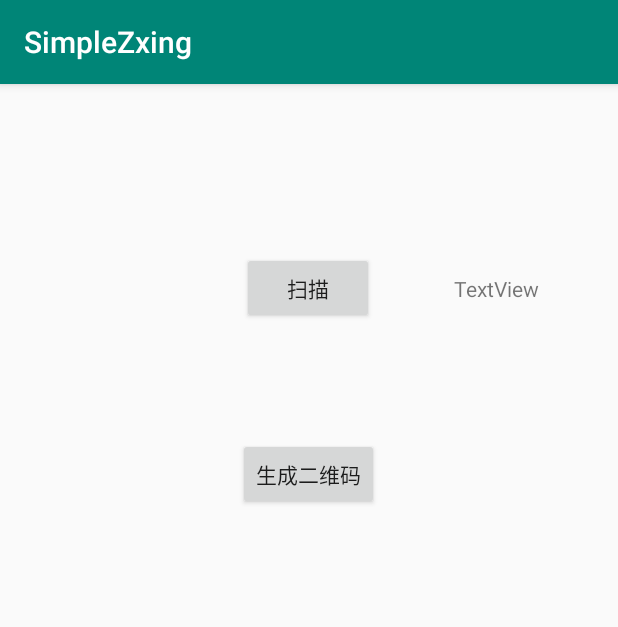
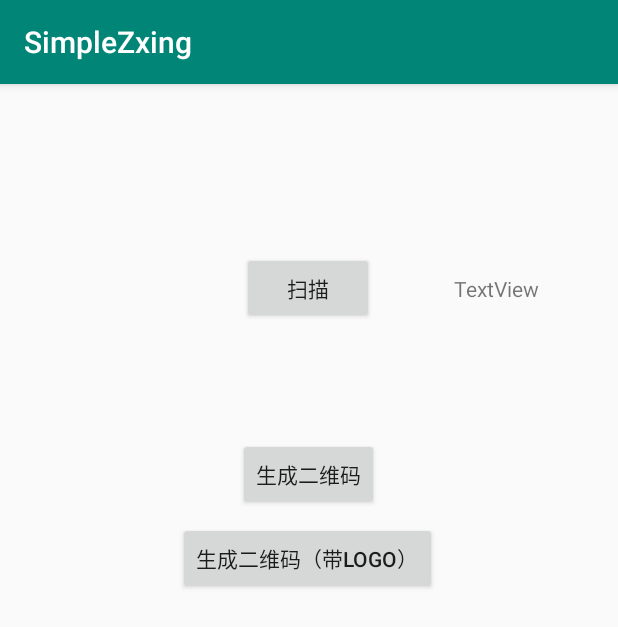
Before and after one commit to xiaojigugu/SimpleZxing, an Android app: the screen it shows after launch (MainActivity), on a phone screen of 412 x 824 dp. Shown: the top 627 px of the screen. Run offline under Robolectric (Android 15) with nearby library versions, the phone set to English and light mode, and no system bars; libraries missing offline, so code that uses them is left out: com.qw.soul.

Commit message:
增加生成带LOGO的二维码方法

```diff
--- a/app/src/main/java/com/junt/zxingdemo/MainActivity.java
+++ b/app/src/main/java/com/junt/zxingdemo/MainActivity.java
@@ -2,6 +2,8 @@ package com.junt.zxingdemo;
 
 import android.Manifest;
 import android.content.Intent;
+import android.graphics.Bitmap;
+import android.graphics.BitmapFactory;
 import android.support.annotation.Nullable;
 import android.support.v7.app.AppCompatActivity;
 import android.os.Bundle;
@@ -61,6 +63,14 @@ public class MainActivity extends AppCompatActivity {
             }
         });
 
+        findViewById(R.id.btnEncodeWithLogo).setOnClickListener(new View.OnClickListener() {
+            @Override
+            public void onClick(View v) {
+                Bitmap bitmapLogo= BitmapFactory.decodeResource(getResources(),R.mipmap.ic_launcher_round);
+                imageView.setImageBitmap(ZxingUtils.qrCodeWriterWithLogo(300,10,"这是二维码文字信息",bitmapLogo));
+            }
+        });
+
         //长按识别图中二维码
         imageView.setOnLongClickListener(new View.OnLongClickListener() {
             @Override
--- a/app/src/main/res/layout/activity_main.xml
+++ b/app/src/main/res/layout/activity_main.xml
@@ -29,20 +29,29 @@
         app:layout_constraintRight_toRightOf="parent"
         app:layout_constraintTop_toBottomOf="@+id/btnScan" />
 
+    <Button
+        android:id="@+id/btnEncodeWithLogo"
+        android:layout_width="wrap_content"
+        android:layout_height="wrap_content"
+        android:layout_marginTop="8dp"
+        android:text="生成二维码（带Logo）"
+        app:layout_constraintHorizontal_bias="0.497"
+        app:layout_constraintLeft_toLeftOf="parent"
+        app:layout_constraintRight_toRightOf="parent"
+        app:layout_constraintTop_toBottomOf="@+id/btnEncode" />
 
     <ImageView
         android:id="@+id/imageView"
         android:layout_width="0dp"
         android:layout_height="0dp"
         android:layout_marginStart="8dp"
-        android:layout_marginTop="8dp"
         android:layout_marginEnd="8dp"
         android:layout_marginBottom="8dp"
         android:scaleType="center"
         app:layout_constraintBottom_toBottomOf="parent"
         app:layout_constraintEnd_toEndOf="parent"
         app:layout_constraintStart_toStartOf="parent"
-        app:layout_constraintTop_toBottomOf="@+id/btnEncode" />
+        app:layout_constraintTop_toBottomOf="@+id/btnEncodeWithLogo" />
 
     <TextView
         android:id="@+id/textView"
```
Also changed, not shown: simple_zxing/src/main/java/com/google/zxing/ZxingUtils.java (+74 -3 lines).
